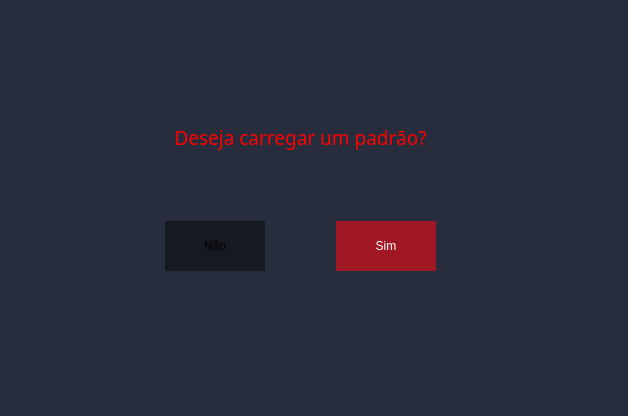
The window that reddragons/interface/ui_files/padrao.ui (Red-Dragons-UFSCar/red-visao) describes before a commit, drawn with Qt 5.
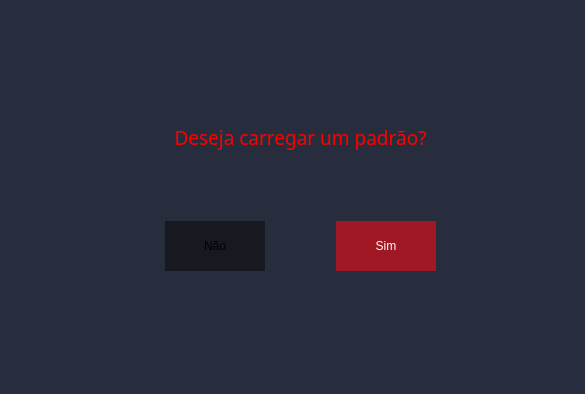
The same window after the commit.

Patch:
```diff
--- a/reddragons/interface/ui_files/padrao.ui
+++ b/reddragons/interface/ui_files/padrao.ui
@@ -6,8 +6,8 @@
    <rect>
     <x>0</x>
     <y>0</y>
-    <width>628</width>
-    <height>416</height>
+    <width>585</width>
+    <height>394</height>
    </rect>
   </property>
   <property name="windowTitle">
```
Left out of the diff: 2 changed lines with no effect on the pictures.
